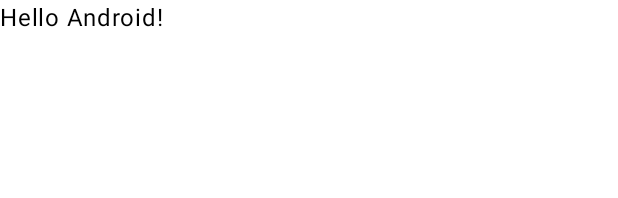
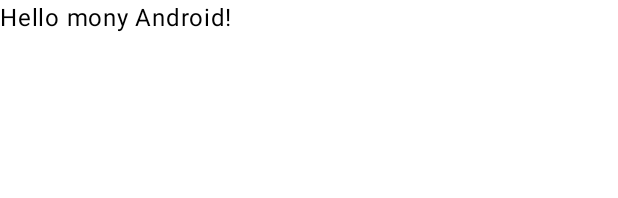
Before and after one commit to Monyjenni/Health4U, an Android app built with Jetpack Compose: the @Preview function GreetingPreview, on a phone screen of 412 x 824 dp. Shown: the top 198 px of the screen. Run offline under Robolectric (Android 15) with nearby library versions, the phone set to English and light mode, and no system bars.

Commit message:
init commit

```diff
--- a/app/src/main/java/com/example/health4u_v1/MainActivity.kt
+++ b/app/src/main/java/com/example/health4u_v1/MainActivity.kt
@@ -32,7 +32,7 @@ class MainActivity : ComponentActivity() {
 @Composable
 fun Greeting(name: String, modifier: Modifier = Modifier) {
     Text(
-        text = "Hello $name!",
+        text = "Hello mony $name!",
         modifier = modifier
     )
 }
```
